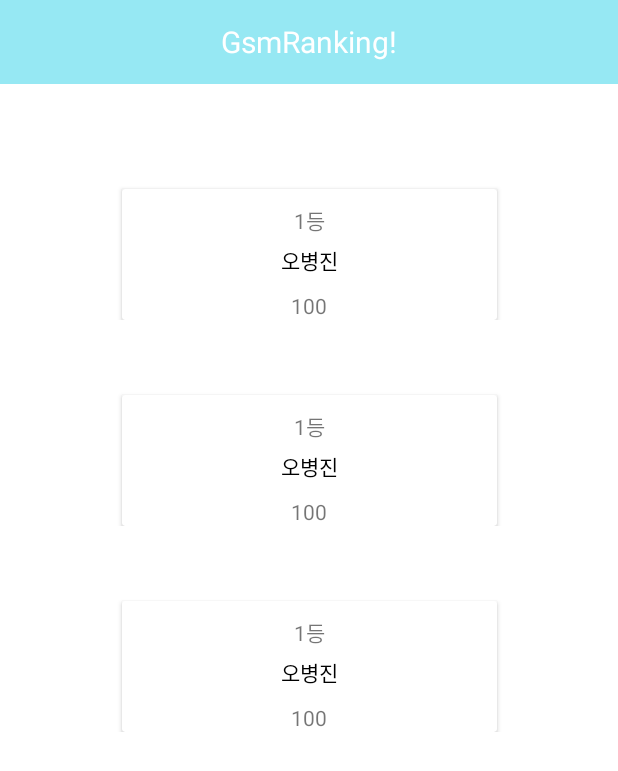
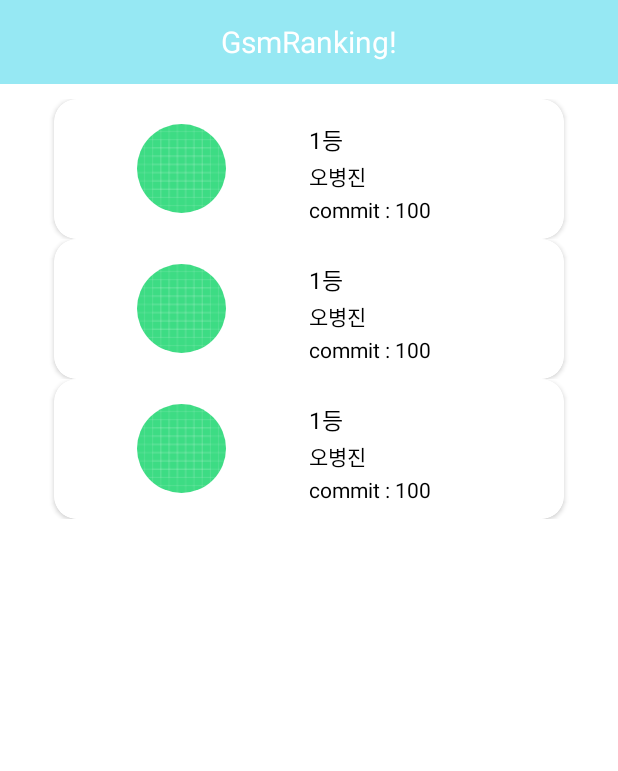
Before and after one commit to daeyeong1573/GsmRanking, an Android app: the layout activity_main.xml on its own in the app's theme, with its tools: preview values and no code run, on a phone screen of 412 x 824 dp. Shown: the top 771 px of the screen. Run offline under Robolectric (Android 15) with nearby library versions, the phone set to English and light mode, and no system bars.

Commit message:
[UPDATE] UI 개편

```diff
--- a/app/src/main/res/drawable/ranking_background.xml
+++ b/app/src/main/res/drawable/ranking_background.xml
@@ -1,5 +1,5 @@
 <shape xmlns:android="http://schemas.android.com/apk/res/android">
-    <stroke android:color="@color/black" android:width="4dp"/>
-    <corners android:radius="10dp"/>
+    <stroke android:color="@color/white" android:width="1dp"/>
+    <corners android:radius="15dp"/>
     <solid android:color="@color/white"/>
 </shape>
--- a/app/src/main/res/layout/activity_main.xml
+++ b/app/src/main/res/layout/activity_main.xml
@@ -6,13 +6,19 @@
     xmlns:tools="http://schemas.android.com/tools">
 
     <data>
+
         <variable
             name="activity"
             type="org.gsm.software.gsmranking.MainActivity" />
+
         <variable
             name="vm"
             type="org.gsm.software.gsmranking.viewmodel.MainViewModel" />
     </data>
+
+    <androidx.drawerlayout.widget.DrawerLayout
+        android:layout_width="match_parent"
+        android:layout_height="match_parent">
 
         <androidx.constraintlayout.widget.ConstraintLayout
             android:layout_width="match_parent"
@@ -20,30 +26,29 @@
             tools:context=".MainActivity">
 
             <LinearLayout
+                android:id="@+id/firsrt_linear"
                 android:layout_width="match_parent"
                 android:layout_height="wrap_content"
-            app:layout_constraintTop_toTopOf="parent"
                 android:gravity="center"
-            android:id="@+id/firsrt_linear"
-            android:orientation="horizontal">
+                android:orientation="horizontal"
+                app:layout_constraintTop_toTopOf="parent">
 
                 <androidx.appcompat.widget.Toolbar
                     android:id="@+id/toolbar"
                     android:layout_width="match_parent"
                     android:layout_height="wrap_content"
+                    android:background="#96E8F3"
                     android:gravity="right"
-                android:background="#96E8F3"
                     android:theme="@style/Theme.AppCompat">
 
                     <TextView
+                        android:id="@+id/toolbar_board_text"
                         android:layout_width="wrap_content"
                         android:layout_height="wrap_content"
+                        android:layout_gravity="center"
                         android:text="GsmRanking!"
-                    android:layout_gravity="center"
                         android:textColor="#fff"
-                    android:textSize="20sp"
-                    android:id="@+id/toolbar_board_text"
-                    />
+                        android:textSize="20sp" />
 
                 </androidx.appcompat.widget.Toolbar>
             </LinearLayout>
@@ -52,13 +57,13 @@
                 android:id="@+id/recyclerview"
                 android:layout_width="match_parent"
                 android:layout_height="0dp"
-           android:layout_marginTop="20dp"
+                android:layout_marginTop="10dp"
+                app:layoutManager="androidx.recyclerview.widget.LinearLayoutManager"
                 app:layout_constraintBottom_toBottomOf="parent"
                 app:layout_constraintTop_toBottomOf="@+id/firsrt_linear"
-           tools:listitem="@layout/ranking_item"
-           app:layoutManager="androidx.recyclerview.widget.LinearLayoutManager"
                 app:listData="@{vm.items}"
-           />
+                tools:listitem="@layout/ranking_item" />
 
         </androidx.constraintlayout.widget.ConstraintLayout>
+    </androidx.drawerlayout.widget.DrawerLayout>
 </layout>
--- a/app/src/main/res/layout/ranking_item.xml
+++ b/app/src/main/res/layout/ranking_item.xml
@@ -5,67 +5,86 @@
     xmlns:tools="http://schemas.android.com/tools">
 
     <data>
+
         <variable
             name="vm"
             type="org.gsm.software.gsmranking.viewmodel.MainViewModel" />
+
         <variable
             name="ritem"
             type="org.gsm.software.gsmranking.RankingResultQuery.Ranking" />
     </data>
 
-    <androidx.constraintlayout.widget.ConstraintLayout
+    <LinearLayout
+        android:background="@color/white"
         android:layout_width="match_parent"
+        android:gravity="center"
         android:layout_height="wrap_content">
 
         <androidx.cardview.widget.CardView
-            android:layout_width="250dp"
-            android:layout_height="wrap_content"
-            android:layout_marginTop="50dp"
-            android:background="@drawable/ranking_background"
-            app:layout_constraintTop_toTopOf="parent"
-            app:layout_constraintLeft_toLeftOf="parent"
-            app:layout_constraintRight_toRightOf="parent">
+            android:layout_width="340dp"
+            app:cardElevation="2dp"
+            app:cardCornerRadius="15dp"
+            android:shadowColor="#6A6868"
+            android:layout_height="wrap_content">
 
             <RelativeLayout
                 android:layout_width="match_parent"
-                android:layout_height="match_parent">
+                android:layout_height="match_parent"
+                android:background="@drawable/ranking_background"
+                >
+
+                <de.hdodenhof.circleimageview.CircleImageView
+                    android:id="@+id/profile_img"
+                    setProfile="@{ritem.avatar_url}"
+                    android:layout_width="70dp"
+                    android:layout_height="70dp"
+                    android:layout_alignParentLeft="true"
+                    android:layout_centerVertical="true"
+                    android:layout_marginLeft="50dp"
+                    android:padding="5dp"
+                    tools:src="@drawable/ic_launcher_background" />
 
                 <TextView
                     android:id="@+id/ranking"
-                    rankSet="@{vm.ranking}"
                     android:layout_width="wrap_content"
                     android:layout_height="wrap_content"
-                    android:layout_centerHorizontal="true"
-                    android:layout_marginTop="10dp"
+                    android:layout_marginLeft="50dp"
+                    android:layout_marginTop="15dp"
+                    android:layout_toRightOf="@+id/profile_img"
+                    android:textColor="@color/black"
+                    android:textSize="15dp"
                     tools:text="1등" />
+
+                <TextView
+                    android:id="@+id/name"
+                    android:layout_width="wrap_content"
+                    android:layout_height="wrap_content"
+                    android:layout_below="@+id/ranking"
+                    android:layout_marginLeft="50dp"
+                    android:layout_marginTop="2dp"
+                    setName="@{ritem.name}"
+                    setGeneration="@{ritem.generation}"
+                    android:layout_toRightOf="@+id/profile_img"
+                    android:textColor="@color/black"
+                    tools:text="오병진" />
 
                 <TextView
                     android:layout_width="wrap_content"
                     android:layout_height="wrap_content"
-                    android:id="@+id/name"
-                    android:text="@{ritem.name}"
+                    android:layout_below="@+id/name"
+                    android:layout_marginLeft="50dp"
+                    android:layout_marginBottom="10dp"
+                    android:layout_marginTop="2dp"
+                    android:layout_toRightOf="@+id/profile_img"
+                    contributions="@{ritem.contributions}"
                     android:textColor="@color/black"
-                    tools:text = "오병진"
-                    android:layout_marginTop="5dp"
-                    android:layout_below="@+id/ranking"
-                    android:layout_centerHorizontal="true"
-                    />
-
-                <TextView
-                    android:layout_width="wrap_content"
-                    android:layout_height="wrap_content"
-                    tools:text="100"
-                    android:text="@{ritem.contributions.toString()}"
-                    android:layout_marginTop="10dp"
-                    android:layout_below="@+id/name"
-                    android:layout_centerHorizontal="true"
-                    />
+                    tools:text="commit : 100" />
 
             </RelativeLayout>
 
 
         </androidx.cardview.widget.CardView>
 
-
-    </androidx.constraintlayout.widget.ConstraintLayout>
+    </LinearLayout>
 </layout>
```
Also changed, not shown: app/build.gradle (+6 -1 lines), app/src/main/java/org/gsm/software/gsmranking/adapter/MainListAdapter.kt (+11 -3 lines), app/src/main/java/org/gsm/software/gsmranking/model/BindingAdapter.kt (+16 -19 lines), 1 other file. Lines whose indentation alone changed are shown as unchanged.
